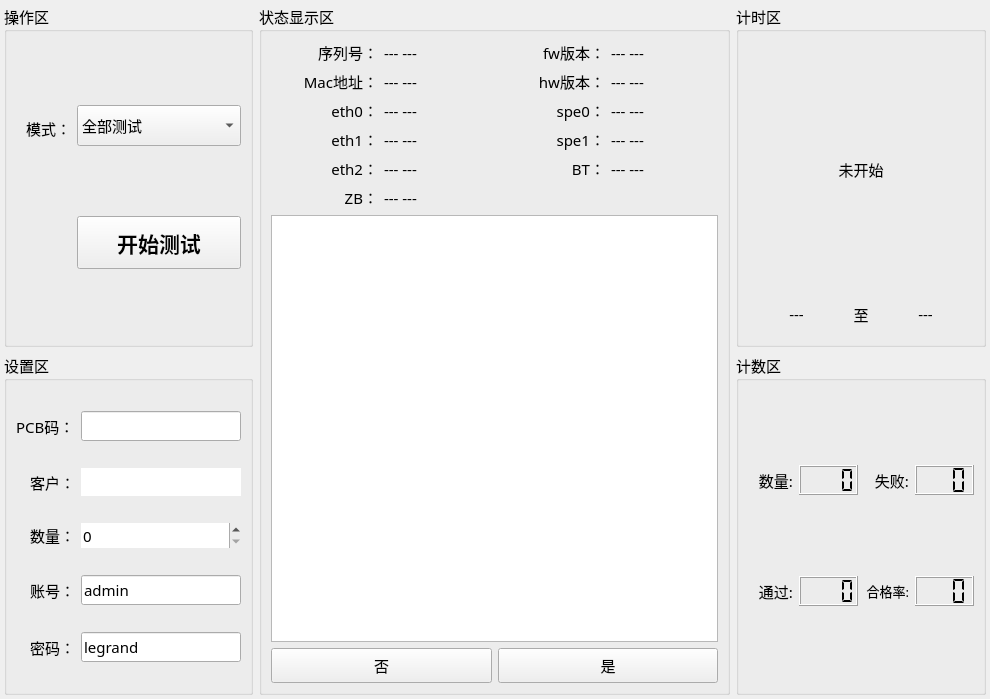
The window that MVP-Tool/MainPage/home_workwid.ui (ChinaClever/MVP-Tool) describes before a commit, drawn with Qt 5.
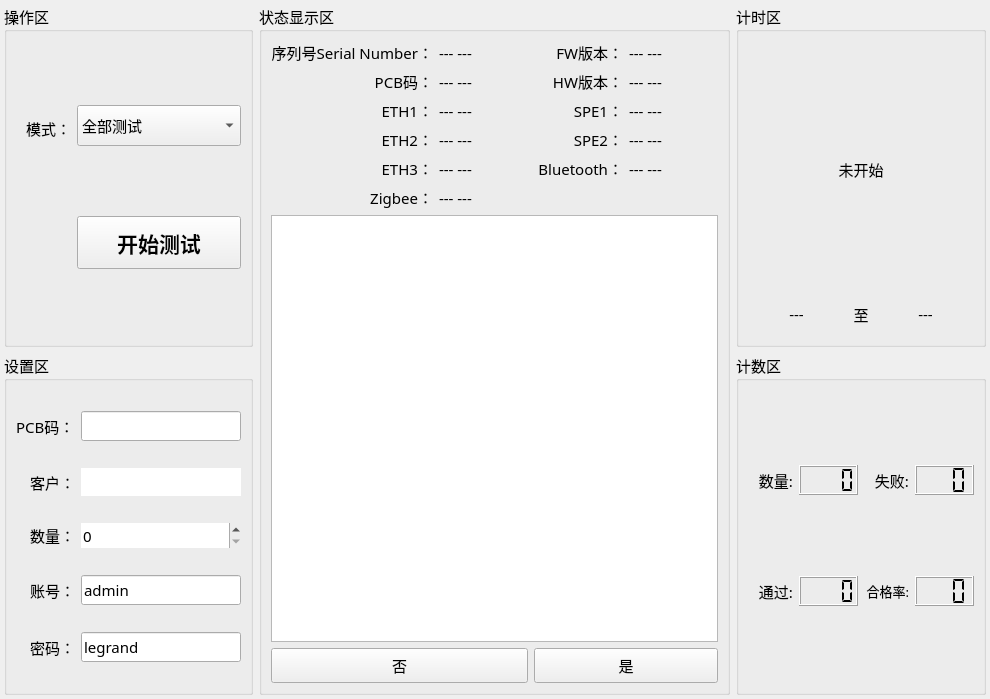
The same window after the commit.

The edit to the form file:
```diff
--- a/MVP-Tool/MainPage/home_workwid.ui
+++ b/MVP-Tool/MainPage/home_workwid.ui
@@ -408,7 +408,7 @@
       <item row="2" column="2">
        <widget class="QLabel" name="label_19">
         <property name="text">
-         <string>spe0：</string>
+         <string>SPE1：</string>
         </property>
         <property name="alignment">
          <set>Qt::AlignRight|Qt::AlignTrailing|Qt::AlignVCenter</set>
@@ -445,7 +445,7 @@
       <item row="3" column="2">
        <widget class="QLabel" name="label_20">
         <property name="text">
-         <string>spe1：</string>
+         <string>SPE2：</string>
         </property>
         <property name="alignment">
          <set>Qt::AlignRight|Qt::AlignTrailing|Qt::AlignVCenter</set>
@@ -455,7 +455,7 @@
       <item row="1" column="2">
        <widget class="QLabel" name="label_9">
         <property name="text">
-         <string>hw版本：</string>
+         <string>HW版本：</string>
         </property>
         <property name="alignment">
          <set>Qt::AlignRight|Qt::AlignTrailing|Qt::AlignVCenter</set>
@@ -465,7 +465,7 @@
       <item row="3" column="0">
        <widget class="QLabel" name="label_18">
         <property name="text">
-         <string>eth1：</string>
+         <string>ETH2：</string>
         </property>
         <property name="alignment">
          <set>Qt::AlignRight|Qt::AlignTrailing|Qt::AlignVCenter</set>
@@ -475,7 +475,7 @@
       <item row="0" column="0">
        <widget class="QLabel" name="label_7">
         <property name="text">
-         <string>序列号：</string>
+         <string>序列号Serial Number：</string>
         </property>
         <property name="alignment">
          <set>Qt::AlignRight|Qt::AlignTrailing|Qt::AlignVCenter</set>
@@ -485,7 +485,7 @@
       <item row="1" column="0">
        <widget class="QLabel" name="label_13">
         <property name="text">
-         <string>Mac地址：</string>
+         <string>PCB码：</string>
         </property>
         <property name="alignment">
          <set>Qt::AlignRight|Qt::AlignTrailing|Qt::AlignVCenter</set>
@@ -537,7 +537,7 @@
       <item row="2" column="0">
        <widget class="QLabel" name="label_14">
         <property name="text">
-         <string>eth0：</string>
+         <string>ETH1：</string>
         </property>
         <property name="alignment">
          <set>Qt::AlignRight|Qt::AlignTrailing|Qt::AlignVCenter</set>
@@ -574,7 +574,7 @@
       <item row="4" column="0">
        <widget class="QLabel" name="label_16">
         <property name="text">
-         <string>eth2：</string>
+         <string>ETH3：</string>
         </property>
         <property name="alignment">
          <set>Qt::AlignRight|Qt::AlignTrailing|Qt::AlignVCenter</set>
@@ -584,7 +584,7 @@
       <item row="4" column="2">
        <widget class="QLabel" name="label_21">
         <property name="text">
-         <string>BT：</string>
+         <string>Bluetooth：</string>
         </property>
         <property name="alignment">
          <set>Qt::AlignRight|Qt::AlignTrailing|Qt::AlignVCenter</set>
@@ -594,7 +594,7 @@
       <item row="5" column="0">
        <widget class="QLabel" name="label_22">
         <property name="text">
-         <string>ZB：</string>
+         <string>Zigbee：</string>
         </property>
         <property name="alignment">
          <set>Qt::AlignRight|Qt::AlignTrailing|Qt::AlignVCenter</set>
@@ -604,7 +604,7 @@
       <item row="0" column="2">
        <widget class="QLabel" name="label_11">
         <property name="text">
-         <string>fw版本：</string>
+         <string>FW版本：</string>
         </property>
         <property name="alignment">
          <set>Qt::AlignRight|Qt::AlignTrailing|Qt::AlignVCenter</set>
```
